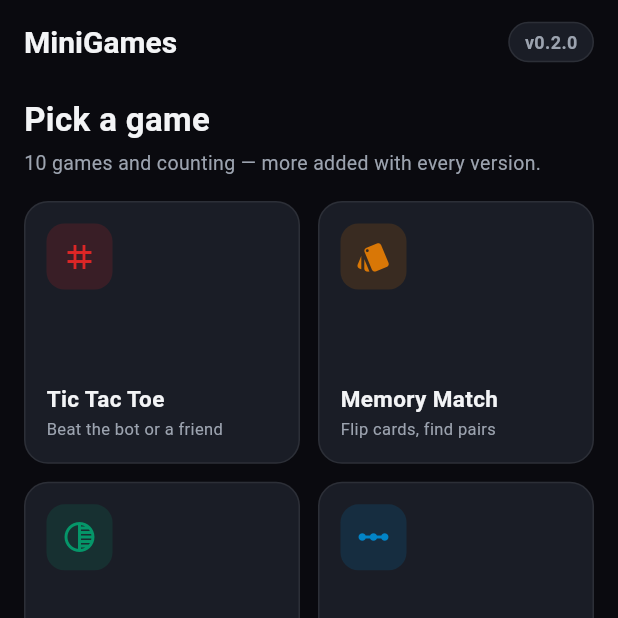
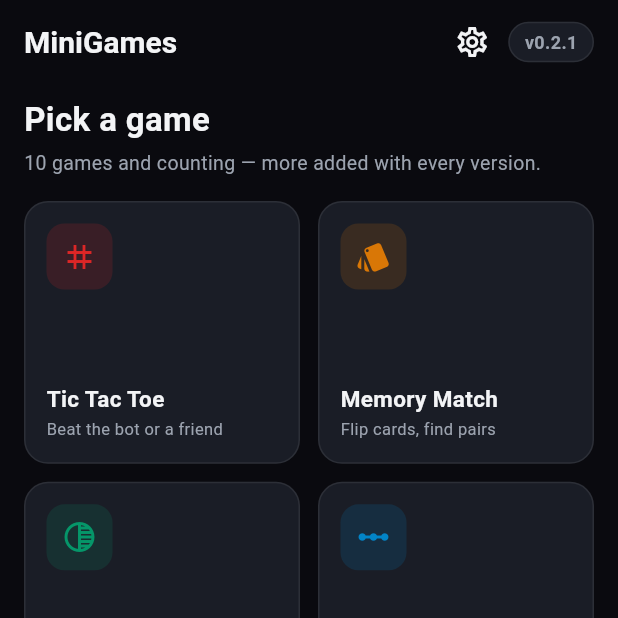
Before and after one commit to DALI951/mini-games, a Flutter app: the screen it shows after launch, on a phone screen of 412 x 824 dp, the top half of it. Run offline on Flutter 3.47's test engine with Material 3 defaults, Android fonts, the phone set to English and light mode, and no system bars; our stand-ins replace open_filex, shared_preferences; network calls fail.

Commit message:
v0.2.1: add Settings button to hub AppBar (was unreachable without update banner)

```diff
--- a/lib/app_info.dart
+++ b/lib/app_info.dart
@@ -7,7 +7,7 @@ class AppInfo {
   AppInfo._();
 
   static const String name = 'MiniGames';
-  static const String version = '0.2.0';
+  static const String version = '0.2.1';
   static const String repo = 'DALI951/mini-games';
   static const String repoUrl = 'https://github.com/DALI951/mini-games';
 
--- a/lib/screens/home.dart
+++ b/lib/screens/home.dart
@@ -39,6 +39,13 @@ class _HomeScreenState extends State<HomeScreen> {
       appBar: AppBar(
         title: const Text('MiniGames'),
         actions: [
+          IconButton(
+            onPressed: () => Navigator.of(context).push(
+              MaterialPageRoute<void>(builder: (_) => const SettingsScreen()),
+            ),
+            icon: const Icon(Icons.settings_outlined),
+            tooltip: 'Settings',
+          ),
           Padding(
             padding: const EdgeInsets.only(right: 16),
             child: Center(
--- a/pubspec.yaml
+++ b/pubspec.yaml
@@ -1,7 +1,7 @@
 name: minigames
 description: "MiniGames — a growing hub of mini games by DALI951."
 publish_to: "none"
-version: 0.2.0+2
+version: 0.2.1+3
 
 environment:
   sdk: ">=3.3.0 <4.0.0"
```
Also changed, not shown: 1 other file.
